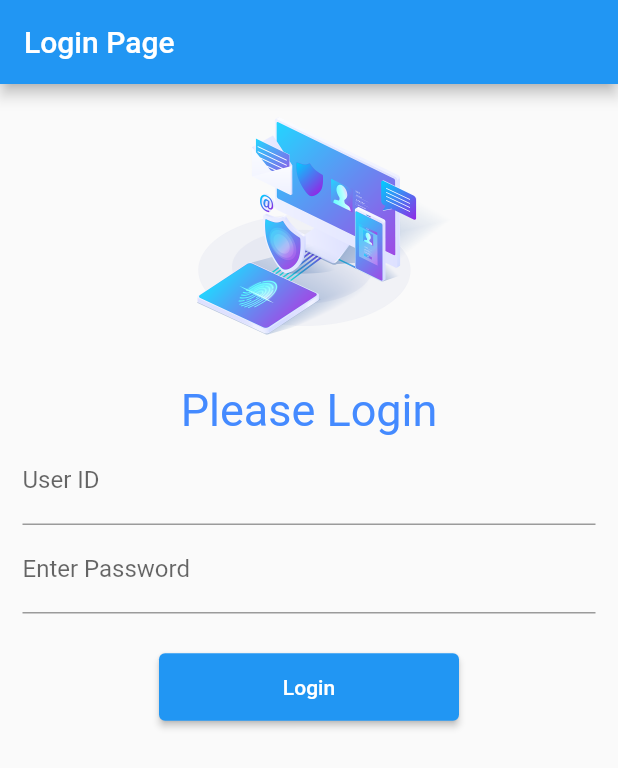
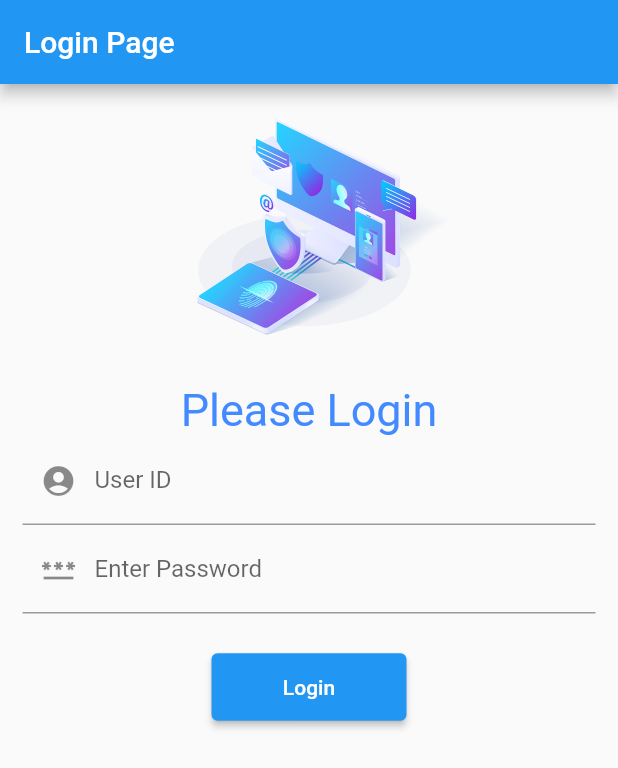
Before and after one commit to rony96bd/Magura_36, a Flutter app: the screen it shows after launch, on a phone screen of 412 x 824 dp. Shown: the top 768 px of the screen. Run offline on Flutter 3.47's test engine with Material 2 defaults, Android fonts, the phone set to English and light mode, and no system bars.

Commit message:
day2 complete

```diff
--- /dev/null
+++ b/lib/login.dart
@@ -0,0 +1,65 @@
+import 'package:flutter/material.dart';
+
+class LoginPage extends StatefulWidget {
+  const LoginPage({Key? key}) : super(key: key);
+
+  @override
+  _LoginPageState createState() => _LoginPageState();
+}
+
+class _LoginPageState extends State<LoginPage> {
+  @override
+  Widget build(BuildContext context) {
+    return Scaffold(
+      appBar: AppBar(
+        title: Text("Login Page"),
+      ),
+      body: Material(
+        child: SingleChildScrollView(
+          child: Column(
+            children: [
+              SizedBox(
+                  height: 200,
+                  width: 500,
+                  child: Image.asset(
+                    "assets/images/login.png",
+                    fit: BoxFit.contain,
+                  )),
+              Text(
+                "Please Login",
+                style: TextStyle(fontSize: 30, color: Colors.blueAccent),
+              ),
+              Padding(
+                padding: const EdgeInsets.only(left: 15.0, right: 15),
+                child: Column(
+                  children: [
+                    TextFormField(
+                      decoration: InputDecoration(
+                          hintText: "Enter your Username",
+                          labelText: "User ID",
+                          prefixIcon: Icon(Icons.account_circle)),
+                    ),
+                    TextFormField(
+                      decoration: InputDecoration(
+                          hintText: "Enter your Password",
+                          labelText: "Enter Password",
+                          prefixIcon: Icon(Icons.password)),
+                    ),
+                    SizedBox(
+                      height: 25,
+                    ),
+                    ElevatedButton(
+                      onPressed: () {},
+                      child: Text("Login"),
+                      style: TextButton.styleFrom(minimumSize: Size(130, 45)),
+                    )
+                  ],
+                ),
+              )
+            ],
+          ),
+        ),
+      ),
+    );
+  }
+}
--- a/lib/main.dart
+++ b/lib/main.dart
@@ -1,4 +1,5 @@
 import 'package:flutter/material.dart';
+import 'package:shop_app/login.dart';
 
 void main() {
   runApp(MyApps());
@@ -10,57 +11,9 @@ class MyApps extends StatelessWidget {
   @override
   Widget build(BuildContext context) {
     return MaterialApp(
-      home: Scaffold(
-        appBar: AppBar(
-          title: Text("Login Page"),
-        ),
-        body: Material(
-          child: SingleChildScrollView(
-            child: Column(
-              children: [
-                SizedBox(
-                    height: 200,
-                    width: 500,
-                    child: Image.asset(
-                      "assets/images/login.png",
-                      fit: BoxFit.contain,
-                    )),
-                Text(
-                  "Please Login",
-                  style: TextStyle(fontSize: 30, color: Colors.blueAccent),
-                ),
-                Padding(
-                  padding: const EdgeInsets.only(left: 15.0, right: 15),
-                  child: Column(
-                    children: [
-                      TextFormField(
-                        decoration: InputDecoration(
-                          hintText: "Enter your Username",
-                          labelText: "User ID",
-                        ),
-                      ),
-                      TextFormField(
-                        decoration: InputDecoration(
-                          hintText: "Enter your Password",
-                          labelText: "Enter Password",
-                        ),
-                      ),
-                      SizedBox(
-                        height: 25,
-                      ),
-                      ElevatedButton(
-                        onPressed: () {},
-                        child: Text("Login"),
-                        style: TextButton.styleFrom(minimumSize: Size(200, 45)),
-                      )
-                    ],
-                  ),
-                )
-              ],
-            ),
-          ),
-        ),
-      ),
+      routes: {
+        "/": (context) => LoginPage(),
+      },
     );
   }
 }
```
